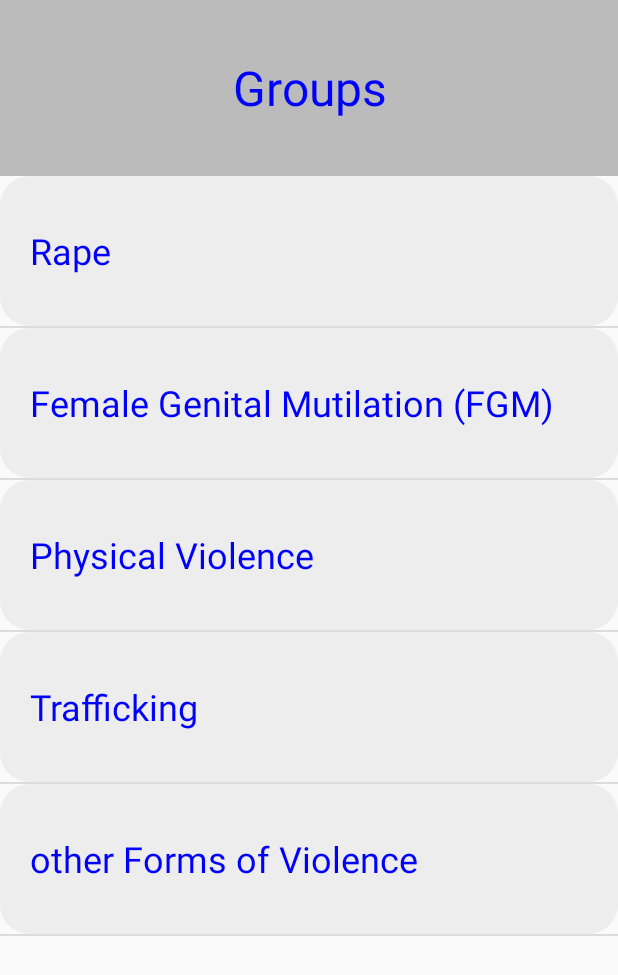
After one commit to Daniel-Macharia/GBVProject, an Android app: the groups screen opened directly, with no data from a screen before it, on a phone screen of 412 x 824 dp. The commit adds this screen. Shown: the top 975 px of the screen. Run offline under Robolectric (Android 15) with nearby library versions, the phone set to English and light mode, and no system bars.

Commit message:
working on groups, finishing up the journal and assistants

```diff
--- a/app/src/main/AndroidManifest.xml
+++ b/app/src/main/AndroidManifest.xml
@@ -27,9 +27,12 @@
         <activity android:name=".journal"></activity>
         <activity android:name=".journalEntriesList"></activity>
         <activity android:name=".entryLayout"></activity>
+        <activity android:name=".showFullJournalEntry"></activity>
         <activity android:name=".assistantsClass"></activity>
         <activity android:name=".chat"></activity>
         <activity android:name=".userProfile"></activity>
+        <activity android:name=".groups"></activity>
+        <activity android:name=".groupChat"></activity>
         <activity
             android:name=".MainActivity"
             android:exported="true">
--- /dev/null
+++ b/app/src/main/java/com/example/frats/groups.java
@@ -0,0 +1,63 @@
+package com.example.frats;
+
+import android.content.Intent;
+import android.os.Bundle;
+import android.view.View;
+import android.widget.AdapterView;
+import android.widget.ArrayAdapter;
+import android.widget.ListView;
+import android.widget.Toast;
+
+import androidx.appcompat.app.AppCompatActivity;
+
+import java.util.ArrayList;
+
+public class groups extends AppCompatActivity {
+
+    ListView groupList;
+
+    ArrayList<String> groupNames = new ArrayList<>(10);
+
+    @Override
+    protected void onCreate( Bundle savedInstanceState )
+    {
+
+
+        try{
+            super.onCreate( savedInstanceState );
+            setContentView( R.layout.groups );
+            groupList = findViewById( R.id.groupList );
+
+            initGroupNames();
+
+            ArrayAdapter<String> arr = new ArrayAdapter<>(groups.this, R.layout.group_item, R.id.groupName, groupNames);
+            groupList.setAdapter(arr);
+
+            groupList.setOnItemClickListener(new AdapterView.OnItemClickListener() {
+                @Override
+                public void onItemClick(AdapterView<?> adapterView, View view, int i, long l) {
+
+                    Intent groupChatRoomIntent = new Intent( groups.this, groupChat.class );
+                    groupChatRoomIntent.putExtra("groupName", groupNames.get( i ) );
+                    startActivity( groupChatRoomIntent );
+
+                }
+            });
+
+        }catch( Exception e)
+        {
+            Toast.makeText(this, e.toString(), Toast.LENGTH_SHORT).show();
+        }
+
+    }
+
+    private void initGroupNames()
+    {
+        groupNames.add("Rape");
+        groupNames.add("Female Genital Mutilation (FGM)");
+        groupNames.add("Physical Violence");
+        groupNames.add("Trafficking");
+        groupNames.add("other Forms of Violence");
+    }
+
+}
--- a/app/src/main/res/layout/entry_layout.xml
+++ b/app/src/main/res/layout/entry_layout.xml
@@ -20,7 +20,6 @@
         android:layout_height="match_parent"
         android:layout_weight="3"
         android:textColor="@color/blue"
-        android:onClick="clicked"
         />
 
 </LinearLayout>
--- /dev/null
+++ b/app/src/main/res/layout/group_item.xml
@@ -0,0 +1,20 @@
+<?xml version="1.0" encoding="utf-8"?>
+<LinearLayout xmlns:android="http://schemas.android.com/apk/res/android"
+    android:layout_width="match_parent"
+    android:layout_height="match_parent"
+
+    >
+
+    <TextView
+        android:id="@+id/groupName"
+        android:layout_width="match_parent"
+        android:layout_height="100dp"
+        android:background="@drawable/input_rectangle"
+        android:backgroundTint="@color/cream2"
+        android:textColor="@color/blue"
+        android:textSize="24sp"
+        android:gravity="start|center"
+        android:paddingStart="20dp"
+        />
+
+</LinearLayout>
--- /dev/null
+++ b/app/src/main/res/layout/groups.xml
@@ -0,0 +1,31 @@
+<?xml version="1.0" encoding="utf-8"?>
+<LinearLayout xmlns:android="http://schemas.android.com/apk/res/android"
+    android:layout_width="match_parent"
+    android:layout_height="match_parent"
+    xmlns:tools="http://schemas.android.com/tools"
+    tools:context=".groups"
+    android:orientation="vertical"
+    >
+
+    <TextView
+        android:layout_width="match_parent"
+        android:layout_height="0dp"
+        android:layout_weight="1"
+        android:text="Groups"
+        android:textSize="32sp"
+        android:textColor="@color/blue"
+        android:background="@color/cream"
+        android:gravity="center"
+        />
+
+    <ListView
+        android:id="@+id/groupList"
+        android:layout_width="match_parent"
+        android:layout_height="0dp"
+        android:layout_weight="6"
+
+        >
+
+    </ListView>
+
+</LinearLayout>
--- a/app/src/main/res/layout/journal.xml
+++ b/app/src/main/res/layout/journal.xml
@@ -64,7 +64,7 @@
             android:layout_width="match_parent"
             android:layout_height="match_parent"
             android:hint="Express your thoughts..."
-            android:textSize="16sp"
+            android:textSize="24sp"
             android:textColor="@color/blue"
             android:inputType="text|textAutoCorrect|textMultiLine"
 
```
Also changed, not shown: app/src/main/java/com/example/frats/chat.java (+33 -12 lines), app/src/main/java/com/example/frats/groupChat.java (added, +80 -0 lines), app/src/main/java/com/example/frats/homeViewActivity.java (+2 -6 lines), app/src/main/java/com/example/frats/journalEntriesList.java (+29 -1 lines), app/src/main/java/com/example/frats/showFullJournalEntry.java (added, +40 -0 lines), app/src/main/res/layout/group_chat_room.xml (added, +88 -0 lines), app/src/main/res/layout/show_full_journal_entry.xml (added, +38 -0 lines).
